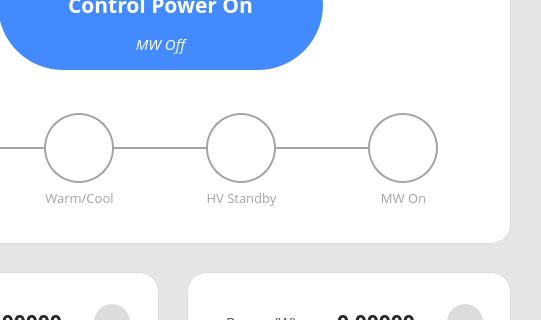
Bridge12Technologies/Gyrotron-Control-System---OLD, file src/mainwindow.ui: the form before one commit; both pictures show x 679 to 1220 and y 194 to 514 of the 1220 by 800 pixel window.
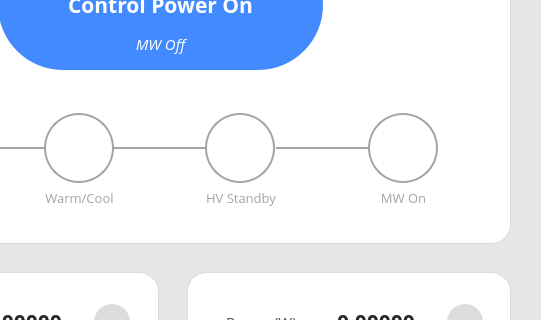
The form after the commit. Icons and pictures are not drawn. Custom widgets are drawn as their Qt base class.

Patch:
```diff
--- a/src/mainwindow.ui
+++ b/src/mainwindow.ui
@@ -2007,7 +2007,7 @@
                </property>
               </widget>
              </item>
-             <item row="0" column="5">
+             <item row="0" column="5" alignment="Qt::AlignHCenter">
               <widget class="QPushButton" name="stage3_icon">
                <property name="enabled">
                 <bool>false</bool>
@@ -2025,7 +2025,7 @@
                 </size>
                </property>
                <property name="styleSheet">
-                <string notr="true">border: 2px solid #a4a4a4; border-radius: 35px; background: transparent; padding-left: 2px; padding-top: 2px;</string>
+                <string notr="true">border-radius: 35px; border: 2px solid #a4a4a4; background: transparent; padding-left: 2px; padding-top: 2px;</string>
                </property>
                <property name="text">
                 <string/>
@@ -2131,7 +2131,7 @@
                </property>
                <property name="maximumSize">
                 <size>
-                 <width>70</width>
+                 <width>71</width>
                  <height>20</height>
                 </size>
                </property>
@@ -2142,7 +2142,7 @@
                 </font>
                </property>
                <property name="styleSheet">
-                <string notr="true">background: transparent; border: none; color: #a4a4a4; padding-left: 1px;</string>
+                <string notr="true">font-size: 10pt; max-height: 20px; max-width: 70px; background: transparent; border: none; color: #a4a4a4; padding-left: 1px;</string>
                </property>
                <property name="text">
                 <string>HV Standby</string>
```
Left out of the diff: 174 changed lines with no effect on the pictures.
